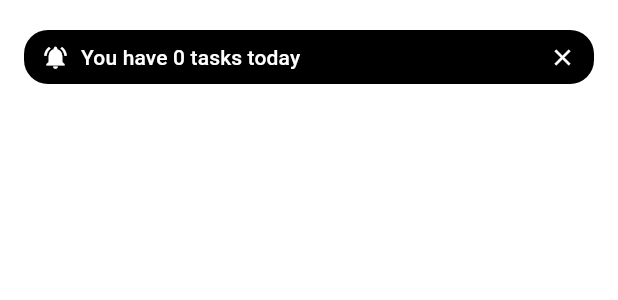
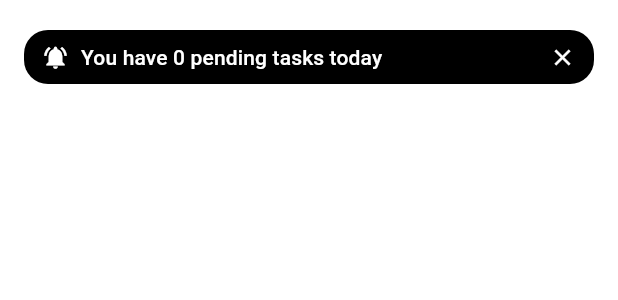
Before and after one commit to matszafraniec/task_manager_app, a Flutter app: the NotificationBanner widget shown alone on an empty page, opened directly with empty values, on a phone screen of 412 x 824 dp. Shown: the top 300 px of the screen. Run offline on Flutter 3.47's test engine with Material 3 defaults, Android fonts, the phone set to English and light mode, and no system bars; our stand-ins replace dartz, dio, equatable, flutter_bloc, geolocator, get_it and 4 more.

Commit message:
Updated demo.gif.

```diff
--- a/lib/presentation/screens/home/widgets/notifications_section/notifications_section.dart
+++ b/lib/presentation/screens/home/widgets/notifications_section/notifications_section.dart
@@ -93,9 +93,9 @@ class NotificationBanner extends StatelessWidget {
 
   String get text {
     if (count == 1) {
-      return 'You have $count task today';
+      return 'You have $count pending task today';
     } else {
-      return 'You have $count tasks today';
+      return 'You have $count pending tasks today';
     }
   }
 }
```
